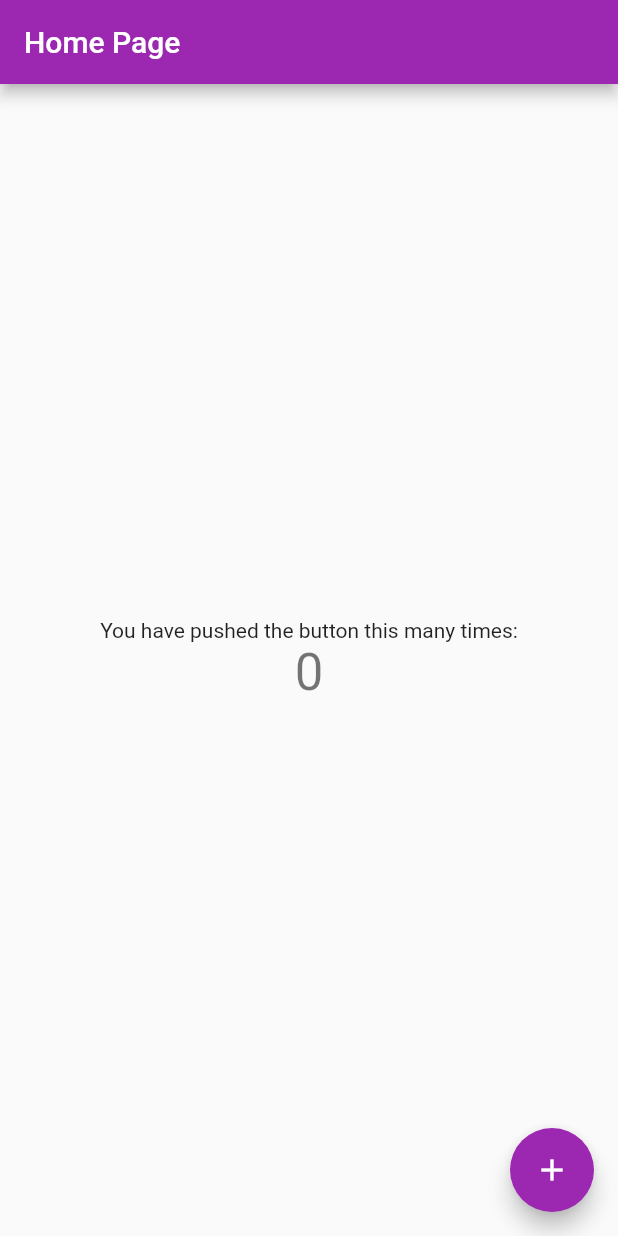
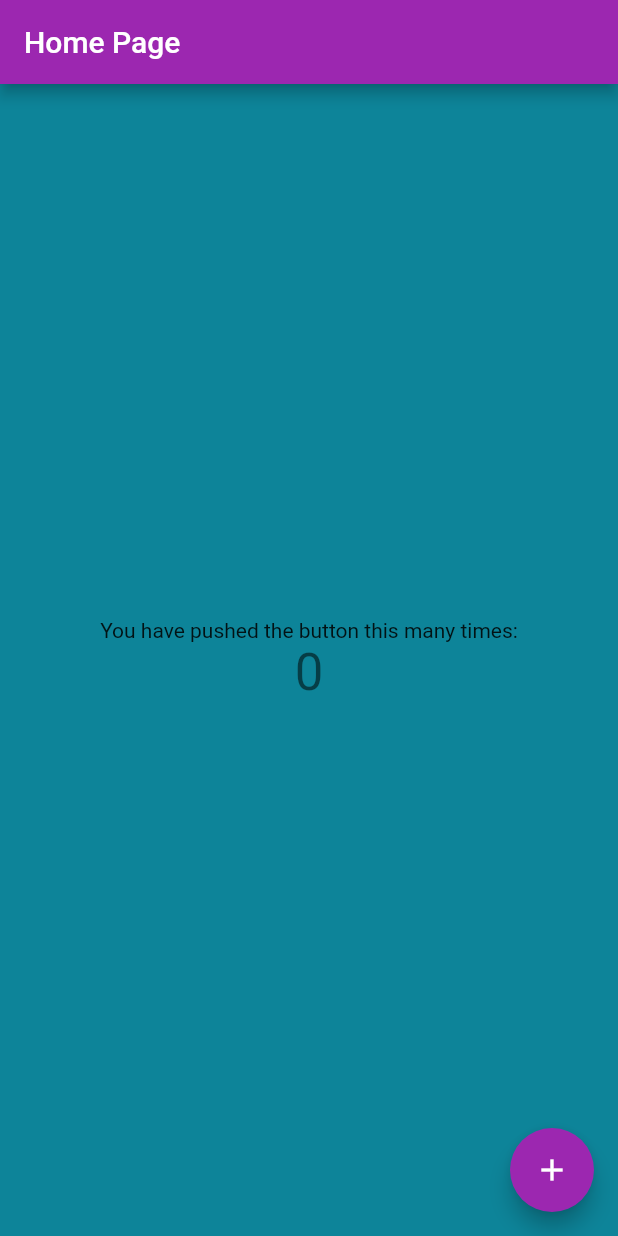
Before and after one commit to shailantani/flutterproject-1-, a Flutter app: the screen it shows after launch, on a phone screen of 412 x 824 dp. Run offline on Flutter 3.47's test engine with Material 2 defaults, Android fonts, the phone set to English and light mode, and no system bars.

Commit message:
changing "white" theme to "blue"

```diff
--- a/lib/main.dart
+++ b/lib/main.dart
@@ -70,6 +70,7 @@ class _MyHomePageState extends State<MyHomePage> {
     // fast, so that you can just rebuild anything that needs updating rather
     // than having to individually change instances of widgets.
     return Scaffold(
+      backgroundColor: Color.fromARGB(255, 13, 132, 153),
       appBar: AppBar(
         // Here we take the value from the MyHomePage object that was created by
         // the App.build method, and use it to set our appbar title.
@@ -108,7 +109,7 @@ class _MyHomePageState extends State<MyHomePage> {
       floatingActionButton: FloatingActionButton(
         onPressed: _incrementCounter,
         tooltip: 'Increment',
-        child: const Icon(Icons.add),
+        child: const Icon(Icons.add)
       ), // This trailing comma makes auto-formatting nicer for build methods.
     );
   }
```
